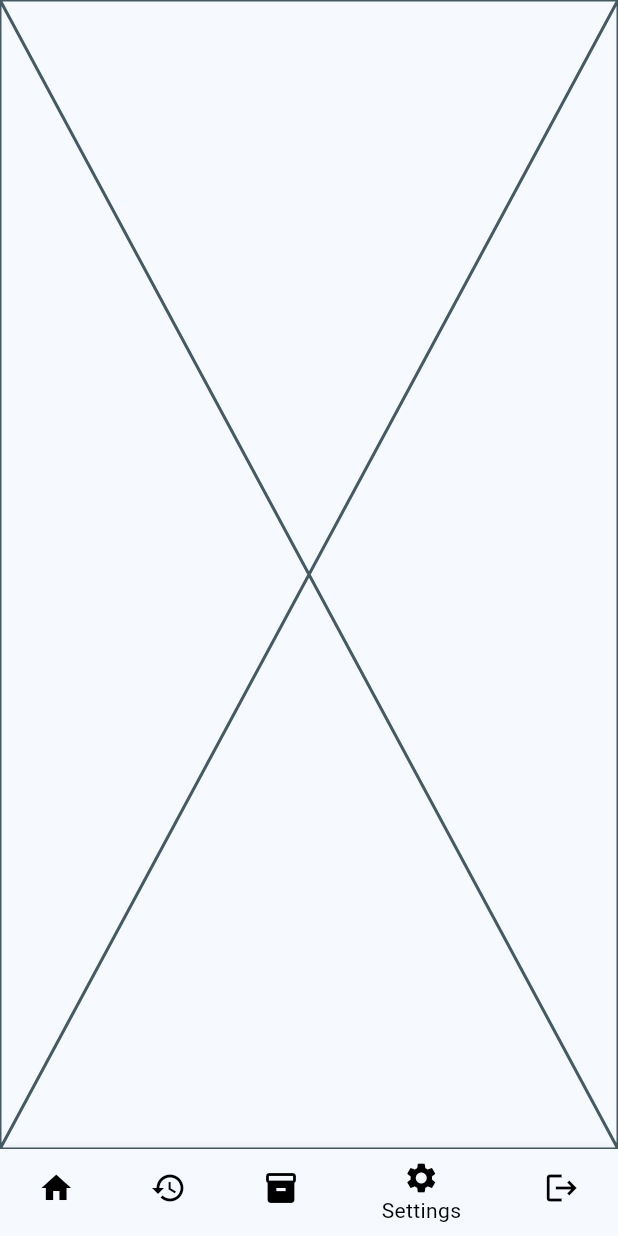
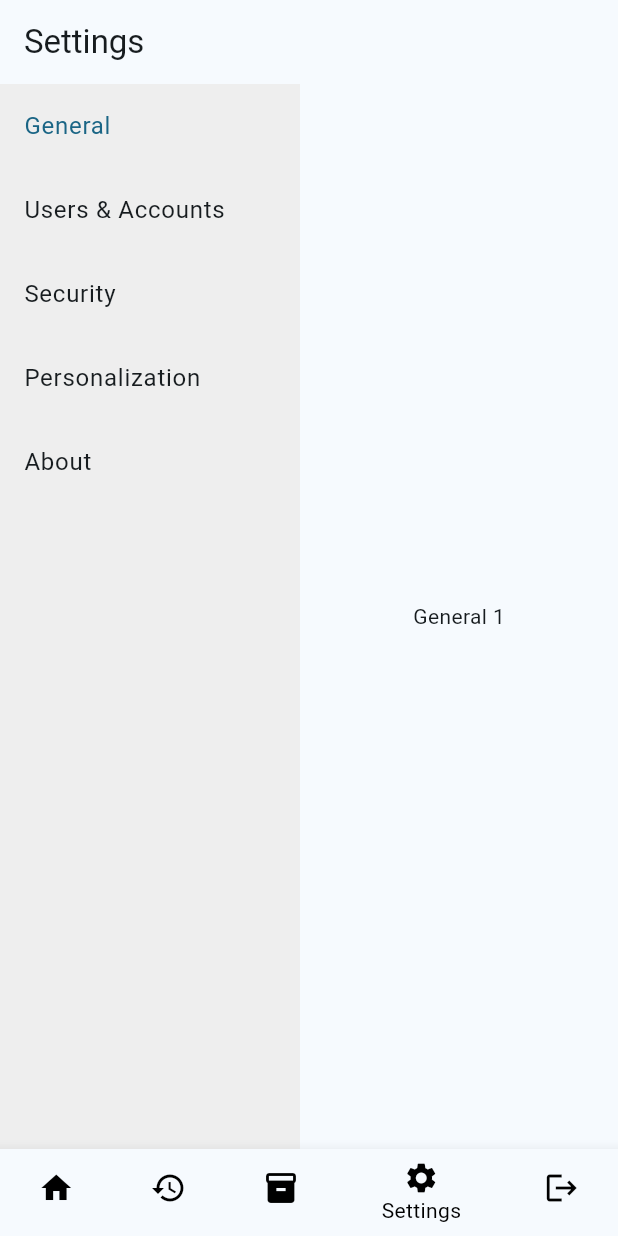
Before and after one commit to dot-eg/dotpos, a Flutter app: the CurrentPage screen opened directly, item 4 of the bottom bar chosen, on a phone screen of 412 x 824 dp. Run offline on Flutter 3.47's test engine with Material 2 defaults, Android fonts, the phone set to English and light mode, and no system bars; our stand-ins replace firebase_auth, firebase_core; accounts and stored records are empty; network calls fail.

Commit message:
ADDING NEW settings_page.dart FILE

```diff
--- a/analysis_options.yaml
+++ b/analysis_options.yaml
@@ -19,3 +19,4 @@ linter:
     use_key_in_widget_constructors: false
     use_build_context_synchronously: false
     library_private_types_in_public_api: false
+    avoid_unnecessary_containers: false
--- a/lib/navigation_bar.dart
+++ b/lib/navigation_bar.dart
@@ -3,6 +3,7 @@ import 'auth_service.dart';
 import 'transaction_history.dart';
 import 'product_home_page.dart';
 import 'login_screen.dart';
+import 'settings_page.dart';
 
 class CurrentPage extends StatefulWidget {
   @override
@@ -35,7 +36,7 @@ class NavigationBar extends State<CurrentPage> {
         page = Placeholder();
         break;
       case 3:
-        page = Placeholder();
+        page = SettingsPage();
         break;
       case 4:
         page = LoginScreenPage();
--- /dev/null
+++ b/lib/settings_page.dart
@@ -0,0 +1,141 @@
+import 'package:flutter/material.dart';
+
+class SettingsPage extends StatefulWidget {
+  @override
+  _SettingsPageState createState() => _SettingsPageState();
+}
+
+class _SettingsPageState extends State<SettingsPage> {
+  int _selectedIndex = 0;
+
+  List<Widget> _subpages = [
+    General(),
+    Users(),
+    Security(),
+    Personalization(),
+    About(),
+  ];
+
+  @override
+  Widget build(BuildContext context) {
+    return Scaffold(
+      appBar: AppBar(
+        title: Text('Settings'),
+      ),
+      body: Row(
+        children: [
+          SettingsNavigationBar(
+            selectedIndex: _selectedIndex,
+            onIndexChanged: (index) {
+              setState(() {
+                _selectedIndex = index;
+              });
+            },
+          ),
+          Expanded(
+            child: _subpages[_selectedIndex],
+          ),
+        ],
+      ),
+    );
+  }
+}
+
+class SettingsNavigationBar extends StatelessWidget {
+  final int selectedIndex;
+  final ValueChanged<int> onIndexChanged;
+
+  SettingsNavigationBar({required this.selectedIndex, required this.onIndexChanged});
+
+  @override
+  Widget build(BuildContext context) {
+    return Container(
+      width: 200,
+      color: Colors.grey[200],
+      child: ListView(
+        children: [
+          ListTile(
+            title: Text('General'),
+            selected: selectedIndex == 0,
+            onTap: () => onIndexChanged(0),
+          ),
+          ListTile(
+            title: Text('Users & Accounts'),
+            selected: selectedIndex == 1,
+            onTap: () => onIndexChanged(1),
+          ),
+          ListTile(
+            title: Text('Security'),
+            selected: selectedIndex == 2,
+            onTap: () => onIndexChanged(2),
+          ),
+          ListTile(
+            title: Text('Personalization'),
+            selected: selectedIndex == 3,
+            onTap: () => onIndexChanged(3),
+          ),
+          ListTile(
+            title: Text('About'),
+            selected: selectedIndex == 4,
+            onTap: () => onIndexChanged(4),
+          ),
+        ],
+      ),
+    );
+  }
+}
+
+class General extends StatelessWidget {
+  @override
+  Widget build(BuildContext context) {
+    return Container(
+      child: Center(
+        child: Text('General 1'),
+      ),
+    );
+  }
+}
+
+class Users extends StatelessWidget {
+  @override
+  Widget build(BuildContext context) {
+    return Container(
+      child: Center(
+        child: Text('Users 2'),
+      ),
+    );
+  }
+}
+
+class Security extends StatelessWidget {
+  @override
+  Widget build(BuildContext context) {
+    return Container(
+      child: Center(
+        child: Text('Security 3'),
+      ),
+    );
+  }
+}
+
+class Personalization extends StatelessWidget {
+  @override
+  Widget build(BuildContext context) {
+    return Container(
+      child: Center(
+        child: Text('Personalization 4'),
+      ),
+    );
+  }
+}
+
+class About extends StatelessWidget {
+  @override
+  Widget build(BuildContext context) {
+    return Container(
+      child: Center(
+        child: Text('About 5'),
+      ),
+    );
+  }
+}
```
